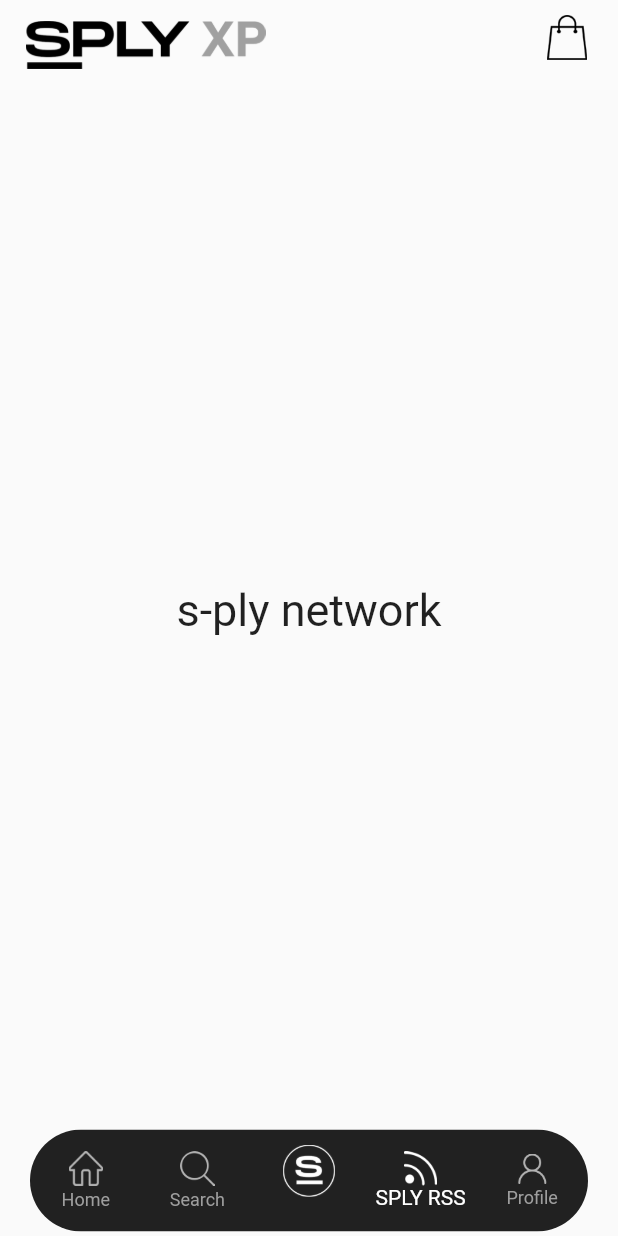
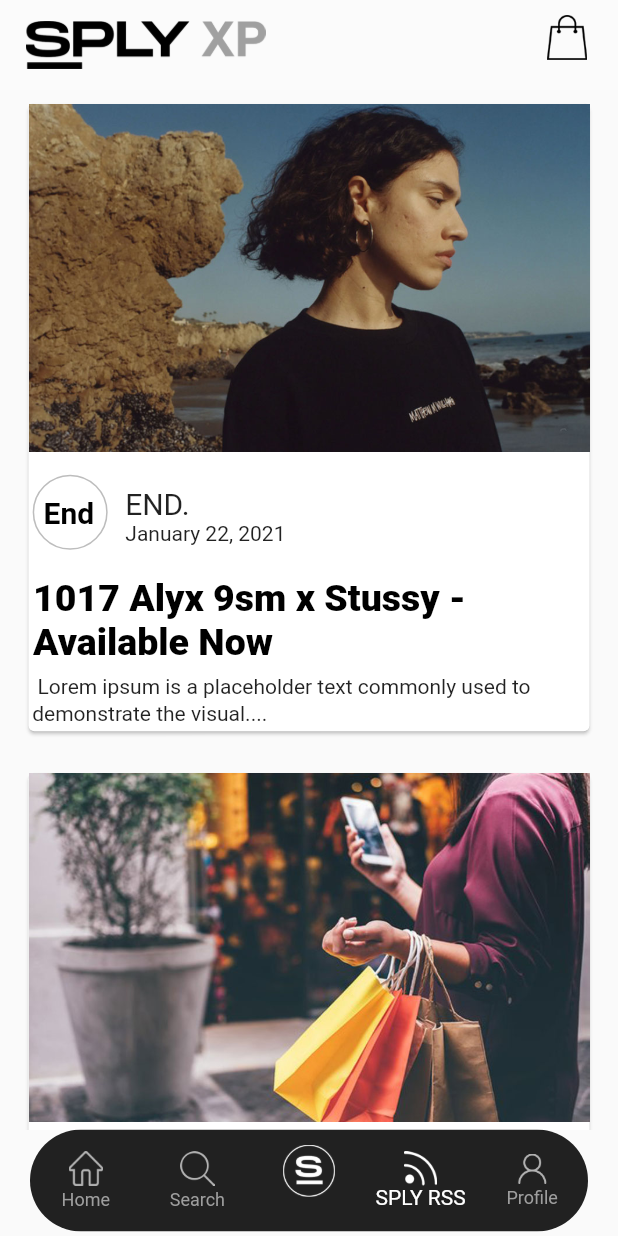
Before and after one commit to ZohaibAlvi98/appFrontend, a Flutter app: the screen it shows after launch, item 4 of the bottom bar chosen, on a phone screen of 412 x 824 dp. Run offline on Flutter 3.47's test engine with Material 2 defaults, Android fonts, the phone set to English and light mode, and no system bars; our stand-ins replace carousel_slider, chewie, image_picker, video_player; missing offline and left inert: dart:ffi.

Commit message:
added rss cart

```diff
--- /dev/null
+++ b/lib/views/cart/cart.dart
@@ -0,0 +1,21 @@
+import 'package:flutter/material.dart';
+import 'package:splyxp/widgets/innerAppBar.dart';
+
+class Cart extends StatefulWidget {
+  @override
+  _CartState createState() => _CartState();
+}
+
+class _CartState extends State<Cart> {
+  @override
+  Widget build(BuildContext context) {
+    return Scaffold(
+      appBar: Appbar(context),
+      body: Container(
+        child: Center(
+          child: Text('hey'),
+        ),
+      ),
+    );
+  }
+}
--- a/lib/views/profile.dart
+++ b/lib/views/profile.dart
@@ -59,7 +59,7 @@ class _ProfileState extends State<Profile> {
               mainHeading('SUPPORT', Icon(Icons.people)),
               list(width, supportHeading, 4),
               mainHeading(
-                  'Log Out',
+                  ' Log Out',
                   Transform.rotate(
                       angle: -12.54 / 4, child: Icon(Icons.logout))),
               SizedBox(
@@ -100,7 +100,7 @@ Widget list(width, heading, length) {
       physics: NeverScrollableScrollPhysics(),
       // shrinkWrap: true,
       itemCount: length,
-      padding: EdgeInsets.only(right: 0.0, left: 7, top: 12),
+      padding: EdgeInsets.only(right: 0.0, left: 5, top: 12),
       itemBuilder: (context, index) {
         return Padding(
           padding: const EdgeInsets.fromLTRB(5.0, 3, 5, 3),
@@ -125,7 +125,7 @@ Widget list(width, heading, length) {
                         Padding(
                           padding: width < 400
                               ? EdgeInsets.only(left: 280, top: 3)
-                              : EdgeInsets.only(left: 320, top: 1.2),
+                              : EdgeInsets.only(left: 325, top: 1.2),
                           child: Icon(
                             Icons.arrow_forward_ios,
                             size: 16,
--- a/lib/views/sply-network.dart
+++ b/lib/views/sply-network.dart
@@ -8,12 +8,129 @@ class SplyNetwork extends StatefulWidget {
 class _SplyNetworkState extends State<SplyNetwork> {
   @override
   Widget build(BuildContext context) {
-    return Container(
-      child: Center(
-          child: Text(
-        's-ply network',
-        style: TextStyle(fontSize: 30),
-      )),
+    double width = MediaQuery.of(context).size.width;
+    return SingleChildScrollView(
+      child: Container(
+        child: Column(
+          children: [
+            cards(width, 'assets/images/rss/rss1.jpg'),
+            SizedBox(
+              height: 15,
+            ),
+            cards(width, 'assets/images/rss/rss2.jpg'),
+            SizedBox(
+              height: 15,
+            ),
+            cards(width, 'assets/images/rss/rss1.jpg'),
+          ],
+        ),
+      ),
     );
   }
 }
+
+Widget cards(width, img) {
+  return Container(
+      padding: EdgeInsets.only(right: 15, left: 15, top: 5),
+      child: InkResponse(
+        onTap: () {
+          print('hello');
+        },
+        child: Card(
+          elevation: 1,
+          child: Column(
+            children: [
+              Image.asset(
+                img,
+                fit: BoxFit.contain,
+              ),
+              Align(
+                alignment: Alignment.centerLeft,
+                child: Row(
+                  children: [
+                    Container(
+                      margin: EdgeInsets.symmetric(vertical: 15, horizontal: 1),
+                      width: width * 0.13,
+                      height: 50,
+                      decoration: new BoxDecoration(
+                        border: new Border.all(
+                          color: Colors.grey[400],
+                          width: 1.0,
+                        ),
+                        color: Colors.white,
+                        shape: BoxShape.circle,
+                      ),
+                      child: Padding(
+                        padding: width < 400
+                            ? EdgeInsets.only(left: 6.5, top: 13)
+                            : EdgeInsets.only(left: 8.0, top: 13),
+                        child: Text(
+                          'End',
+                          style: TextStyle(
+                              fontSize: width < 400 ? 16 : 20,
+                              color: Colors.black,
+                              fontWeight: FontWeight.w700),
+                        ),
+                      ),
+                    ),
+                    Padding(
+                        padding: EdgeInsets.only(top: 5.0, left: 0),
+                        child: Column(
+                          children: [
+                            Padding(
+                              padding: width < 400
+                                  ? EdgeInsets.only(right: 50.0)
+                                  : EdgeInsets.only(right: 55.0),
+                              child: Text(
+                                'END.',
+                                style:
+                                    TextStyle(fontSize: width < 400 ? 18 : 20),
+                              ),
+                            ),
+                            Padding(
+                              padding: EdgeInsets.only(left: 9.0),
+                              child: Text(
+                                'January 22, 2021',
+                                style:
+                                    TextStyle(fontSize: width < 400 ? 11 : 14),
+                              ),
+                            )
+                          ],
+                        )),
+                  ],
+                ),
+              ),
+              Container(
+                margin: EdgeInsets.symmetric(vertical: 3),
+                child: Column(
+                  children: [
+                    Align(
+                        alignment: Alignment.centerLeft,
+                        child: Padding(
+                          padding: EdgeInsets.only(left: 3.0),
+                          child: Text(
+                            '1017 Alyx 9sm x Stussy - Available Now',
+                            style: TextStyle(
+                                fontSize: width < 400 ? 22 : 25,
+                                fontWeight: FontWeight.w900,
+                                color: Colors.black),
+                          ),
+                        )),
+                    Align(
+                      alignment: Alignment.centerLeft,
+                      child: Padding(
+                        padding: EdgeInsets.only(top: 6.0, left: 2.5),
+                        child: Text(
+                          ' Lorem ipsum is a placeholder text commonly used to demonstrate the visual....',
+                          style: TextStyle(height: 1.3),
+                        ),
+                      ),
+                    )
+                  ],
+                ),
+              )
+            ],
+          ),
+        ),
+      ));
+}
--- a/lib/widgets/innerAppBar.dart
+++ b/lib/widgets/innerAppBar.dart
@@ -1,4 +1,24 @@
 import 'package:flutter/material.dart';
+import 'package:splyxp/views/cart/cart.dart';
+
+void _navigatorPage(context) {
+  // Navigator.of(context).pop(new PageRouteBuilder());
+  Navigator.of(context).push(new PageRouteBuilder(
+      opaque: true,
+      transitionDuration: const Duration(),
+      pageBuilder: (BuildContext context, _, __) {
+        return Cart();
+      },
+      transitionsBuilder: (_, Animation<double> animation, __, Widget child) {
+        return new SlideTransition(
+          child: child,
+          position: new Tween<Offset>(
+            begin: const Offset(1.0, 0.0),
+            end: Offset.zero,
+          ).animate(animation),
+        );
+      }));
+}
 
 Widget Appbar(context) {
   double height =
@@ -12,7 +32,9 @@ Widget Appbar(context) {
             'assets/images/bag.png',
             height: 30,
           ),
-          onPressed: () {})
+          onPressed: () {
+            _navigatorPage(context);
+          })
     ],
     toolbarHeight: 60,
     elevation: 0,
@@ -41,7 +63,9 @@ Widget innerAppbar(context, list) {
             'assets/images/bag.png',
             height: 30,
           ),
-          onPressed: () {})
+          onPressed: () {
+            _navigatorPage(context);
+          })
     ],
     toolbarHeight: list == 'categories' ? 100 : 60,
     elevation: 0,
--- a/pubspec.yaml
+++ b/pubspec.yaml
@@ -60,6 +60,7 @@ flutter:
     - assets/images/productDetail/
     - assets/images/chatDetail/
     - assets/images/profile/
+    - assets/images/rss/
 
 
 
```
Also changed, not shown: assets/images/rss/rss1.jpg (added), assets/images/rss/rss2.jpg (added).
